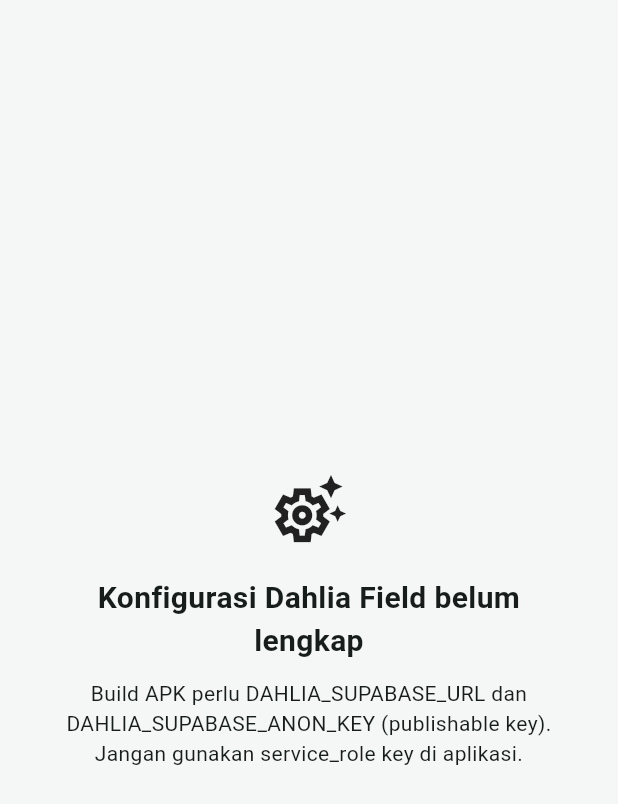
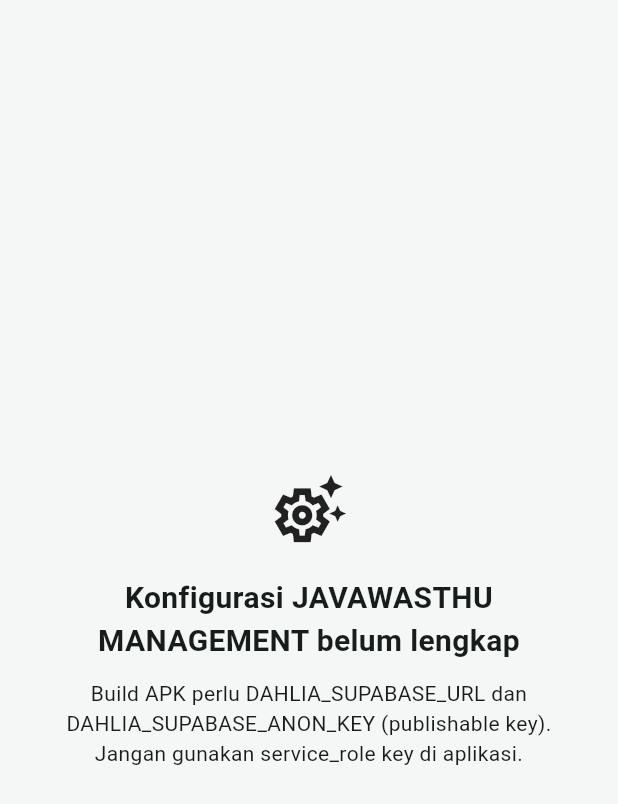
Before and after one commit to methagosta-hub/revit, a Flutter app: the screen it shows after launch, on a phone screen of 412 x 824 dp. Shown: the top 804 px of the screen. Run offline on Flutter 3.47's test engine with Material 3 defaults, Android fonts, the phone set to English and light mode, and no system bars; our stand-ins replace connectivity_plus, flutter_secure_storage, sqflite, supabase_flutter; missing offline and left inert: cryptography; accounts and stored records are empty; statements that could not run were skipped.

Commit message:
chore(branding): update Android app display identity

```diff
--- a/apps/dahlia-field/lib/main.dart
+++ b/apps/dahlia-field/lib/main.dart
@@ -48,7 +48,7 @@ class DahliaFieldApp extends StatelessWidget {
   Widget build(BuildContext context) {
     const primary = Color(0xFF244C45);
     return MaterialApp(
-      title: 'Dahlia Field',
+      title: 'JAVAWASTHU MANAGEMENT',
       debugShowCheckedModeBanner: false,
       theme: ThemeData(
         useMaterial3: true,
@@ -140,7 +140,7 @@ class ConfigurationRequiredPage extends StatelessWidget {
                 Icon(Icons.settings_suggest_outlined, size: 54),
                 SizedBox(height: 18),
                 Text(
-                  'Konfigurasi Dahlia Field belum lengkap',
+                  'Konfigurasi JAVAWASTHU MANAGEMENT belum lengkap',
                   textAlign: TextAlign.center,
                   style: TextStyle(fontSize: 20, fontWeight: FontWeight.w700),
                 ),
```
